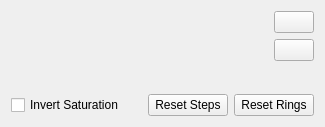
The window that plugins/dockers/artisticcolorselector/forms/wdgWheelPreferencesPopup.ui (KDE/krita) describes before a commit, drawn with Qt 5.
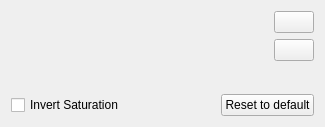
The same window after the commit. Custom widgets are drawn as their Qt base class.

```diff
--- a/plugins/dockers/artisticcolorselector/forms/wdgWheelPreferencesPopup.ui
+++ b/plugins/dockers/artisticcolorselector/forms/wdgWheelPreferencesPopup.ui
@@ -132,17 +132,7 @@
      <item>
       <widget class="QPushButton" name="bnDefault">
        <property name="text">
-        <string>Reset Steps</string>
-       </property>
-       <property name="flat">
-        <bool>false</bool>
-       </property>
-      </widget>
-     </item>
-     <item>
-      <widget class="QPushButton" name="bnResetPosition">
-       <property name="text">
-        <string>Reset Rings</string>
+        <string>Reset to default</string>
        </property>
        <property name="flat">
         <bool>false</bool>
```
